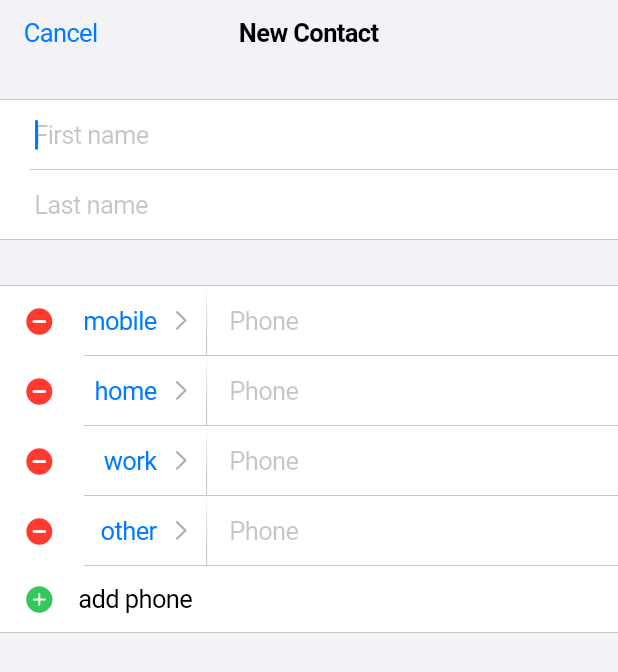
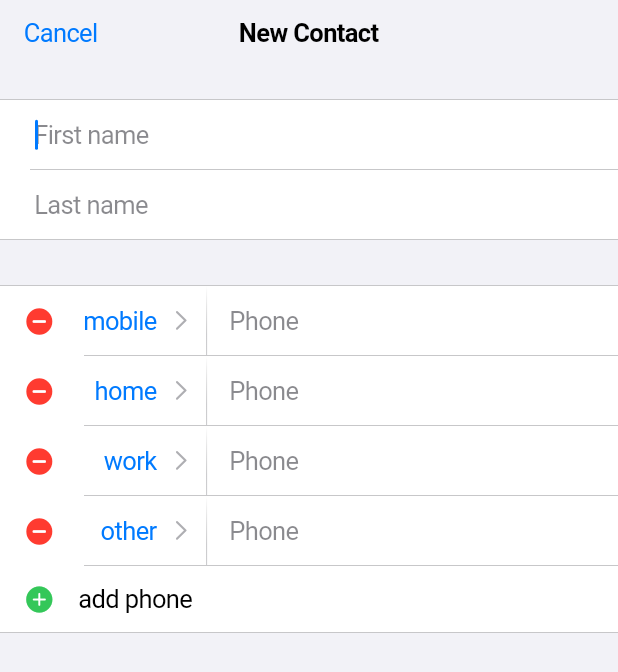
Before and after one commit to edwardnagy/contacts_app, a Flutter app: the NewContactScreen screen opened by its route, on a phone screen of 412 x 824 dp. Shown: the top 672 px of the screen. Run offline on Flutter 3.47's test engine with Material 3 defaults, Android fonts, the phone set to English and light mode, and no system bars; drawn by our look-alikes of flutter_swipe_action_cell; our stand-ins replace go_router; generated files the repository leaves out were written again.

Commit message:
Change color of placeholder text to increase contrast, and mimic the native app

```diff
--- a/lib/screen/new_contact/new_contact_screen.dart
+++ b/lib/screen/new_contact/new_contact_screen.dart
@@ -45,6 +45,9 @@ class _NewContactScreenState extends State<NewContactScreen> {
                 autofocus: true,
                 focusNode: _firstNameFocusNode,
                 placeholder: AppLocalizations.of(context).firstNamePlaceholder,
+                placeholderStyle: TextStyle(
+                  color: CupertinoColors.secondaryLabel.resolveFrom(context),
+                ),
                 textCapitalization: TextCapitalization.words,
                 textInputAction: TextInputAction.unspecified,
                 enableSuggestions: false,
@@ -58,6 +61,9 @@ class _NewContactScreenState extends State<NewContactScreen> {
                 ).copyWith(start: Spacing.firstKeyline),
                 focusNode: _lastNameFocusNode,
                 placeholder: AppLocalizations.of(context).lastNamePlaceholder,
+                placeholderStyle: TextStyle(
+                  color: CupertinoColors.secondaryLabel.resolveFrom(context),
+                ),
                 textCapitalization: TextCapitalization.words,
                 textInputAction: TextInputAction.unspecified,
                 enableSuggestions: false,
--- a/lib/shared/contact_data_form/phone_number_form_field.dart
+++ b/lib/shared/contact_data_form/phone_number_form_field.dart
@@ -82,6 +82,9 @@ class PhoneNumberFormField extends StatelessWidget {
         ],
       ),
       placeholder: AppLocalizations.of(context).phonePlaceholder,
+      placeholderStyle: TextStyle(
+        color: CupertinoColors.secondaryLabel.resolveFrom(context),
+      ),
       keyboardType: TextInputType.phone,
       onChanged: (value) {
         onPhoneNumberChanged(
```
